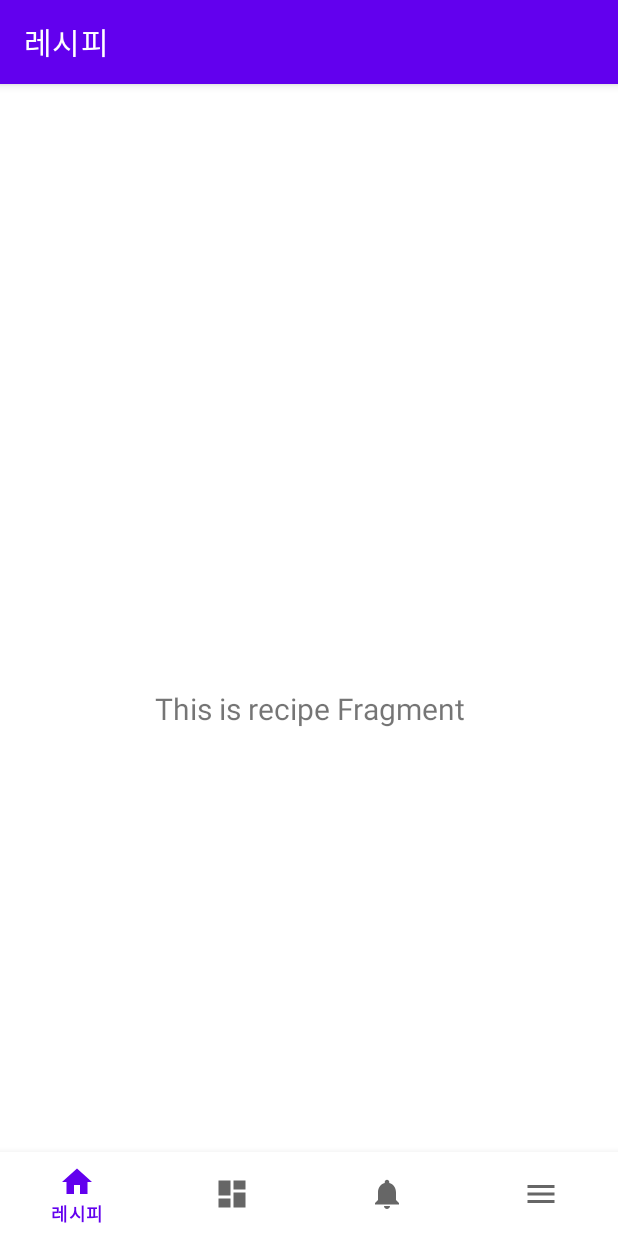
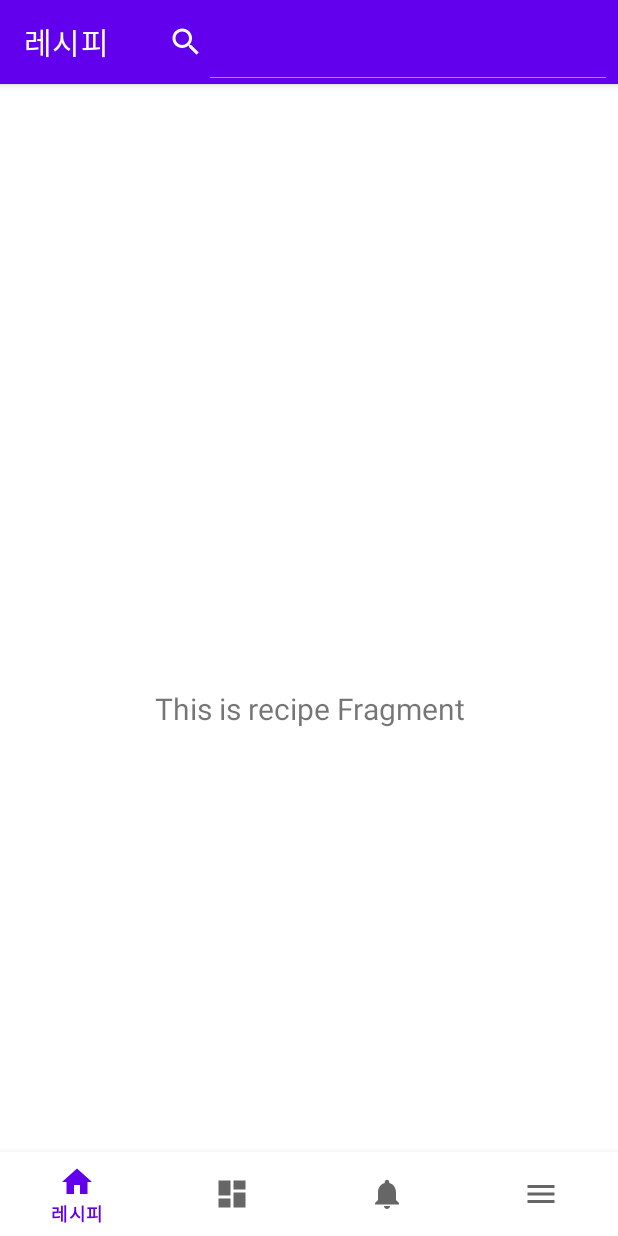
Before and after one commit to HwangSeonHyeok/2022KAUSANHAK05, an Android app: the screen it shows after launch (MainActivity), on a phone screen of 412 x 824 dp. Run offline under Robolectric (Android 15) with nearby library versions, the phone set to English and light mode, and no system bars; our stand-ins replace navigation-ui.

Commit message:
상단 검색바
상단 검색바

```diff
--- a/Takeeat/app/src/main/java/com/example/takeeat/MainActivity.kt
+++ b/Takeeat/app/src/main/java/com/example/takeeat/MainActivity.kt
@@ -1,6 +1,10 @@
 package com.example.takeeat
 
+import android.app.SearchManager
+import android.content.Context
 import android.os.Bundle
+import android.view.Menu
+import android.widget.SearchView
 import com.google.android.material.bottomnavigation.BottomNavigationView
 import androidx.appcompat.app.AppCompatActivity
 import androidx.navigation.findNavController
@@ -8,6 +12,8 @@ import androidx.navigation.ui.AppBarConfiguration
 import androidx.navigation.ui.setupActionBarWithNavController
 import androidx.navigation.ui.setupWithNavController
 import com.example.takeeat.databinding.ActivityMainBinding
+
+
 //testmerge
 class MainActivity : AppCompatActivity() {
 
@@ -21,9 +27,12 @@ class MainActivity : AppCompatActivity() {
 
         val navView: BottomNavigationView = binding.navView
 
+        //val searchView: SearchView =
+
         val navController = findNavController(R.id.nav_host_fragment_activity_main)
         // Passing each menu ID as a set of Ids because each
         // menu should be considered as top level destinations.
+        // test
         // test
         val appBarConfiguration = AppBarConfiguration(
             setOf(
@@ -33,4 +42,18 @@ class MainActivity : AppCompatActivity() {
         setupActionBarWithNavController(navController, appBarConfiguration)
         navView.setupWithNavController(navController)
     }
+
+    override fun onCreateOptionsMenu(menu: Menu): Boolean {
+        // Inflate the options menu from XML
+        val inflater = menuInflater
+        inflater.inflate(R.menu.search_menu, menu)
+
+        val searchManager = getSystemService(Context.SEARCH_SERVICE) as SearchManager
+        (menu.findItem(R.id.app_bar_search).actionView as SearchView).apply {
+            // Assumes current activity is the searchable activity
+            setSearchableInfo(searchManager.getSearchableInfo(componentName))
+            setIconifiedByDefault(false) // Do not iconify the widget; expand it by default
+        }
+        return super.onCreateOptionsMenu(menu)
+    }
 }
--- a/Takeeat/app/src/main/res/layout/activity_main.xml
+++ b/Takeeat/app/src/main/res/layout/activity_main.xml
@@ -1,6 +1,7 @@
 <?xml version="1.0" encoding="utf-8"?>
 <androidx.constraintlayout.widget.ConstraintLayout xmlns:android="http://schemas.android.com/apk/res/android"
     xmlns:app="http://schemas.android.com/apk/res-auto"
+    xmlns:tools="http://schemas.android.com/tools"
     android:id="@+id/container"
     android:layout_width="match_parent"
     android:layout_height="match_parent"
@@ -30,4 +31,11 @@
         app:layout_constraintTop_toTopOf="parent"
         app:navGraph="@navigation/mobile_navigation" />
 
+    <!--<android.widget.SearchView
+        android:layout_width="match_parent"
+        android:layout_height="match_parent"
+        app:menu="@menu/search_menu"
+        tools:layout_editor_absoluteX="34dp"
+        tools:layout_editor_absoluteY="-287dp" />-->
+
 </androidx.constraintlayout.widget.ConstraintLayout>
--- a/Takeeat/app/src/main/res/layout/fragment_refrigerator.xml
+++ b/Takeeat/app/src/main/res/layout/fragment_refrigerator.xml
@@ -19,4 +19,10 @@
         app:layout_constraintEnd_toEndOf="parent"
         app:layout_constraintStart_toStartOf="parent"
         app:layout_constraintTop_toTopOf="parent" />
+
+    <androidx.recyclerview.widget.RecyclerView
+        android:layout_width="match_parent"
+        android:layout_height="match_parent"
+        tools:layout_editor_absoluteX="0dp"
+        tools:layout_editor_absoluteY="0dp" />
 </androidx.constraintlayout.widget.ConstraintLayout>
--- /dev/null
+++ b/Takeeat/app/src/main/res/menu/search_menu.xml
@@ -0,0 +1,11 @@
+<?xml version="1.0" encoding="utf-8"?>
+<menu xmlns:app="http://schemas.android.com/apk/res-auto"
+    xmlns:android="http://schemas.android.com/apk/res/android">
+
+    <item
+        android:id="@+id/app_bar_search"
+        android:icon="@drawable/ic_home_black_24dp"
+        android:title="검색"
+        app:actionViewClass="android.widget.SearchView"
+        app:showAsAction="ifRoom|withText" />
+</menu>
```
Also changed, not shown: 537 other files.
